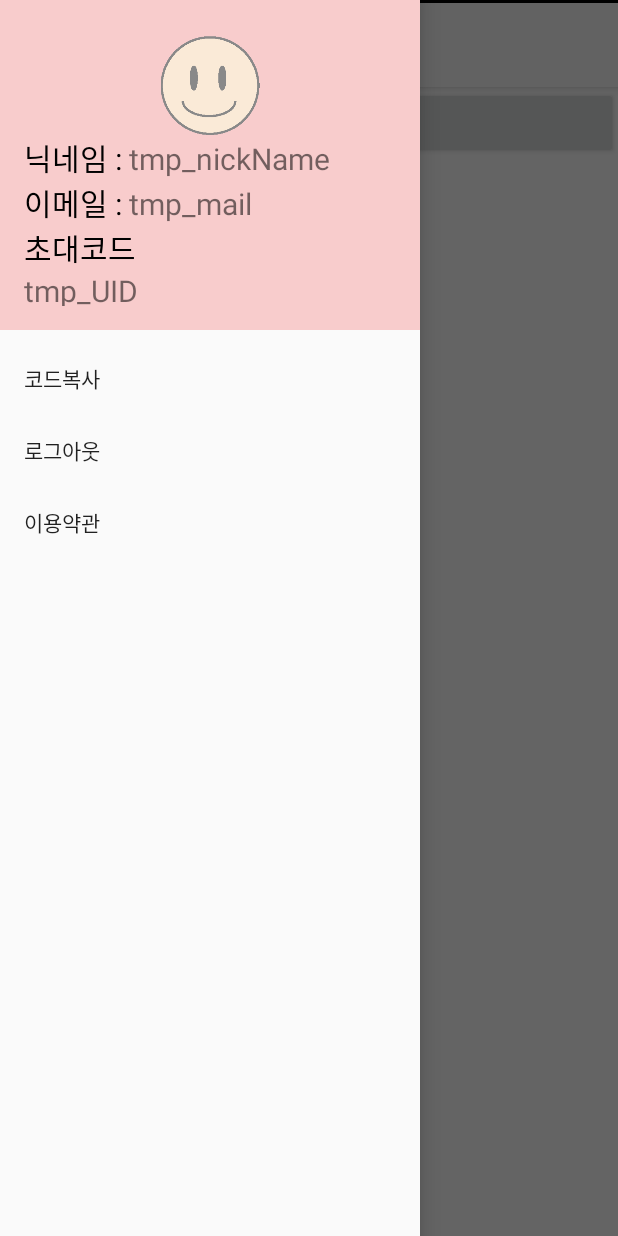
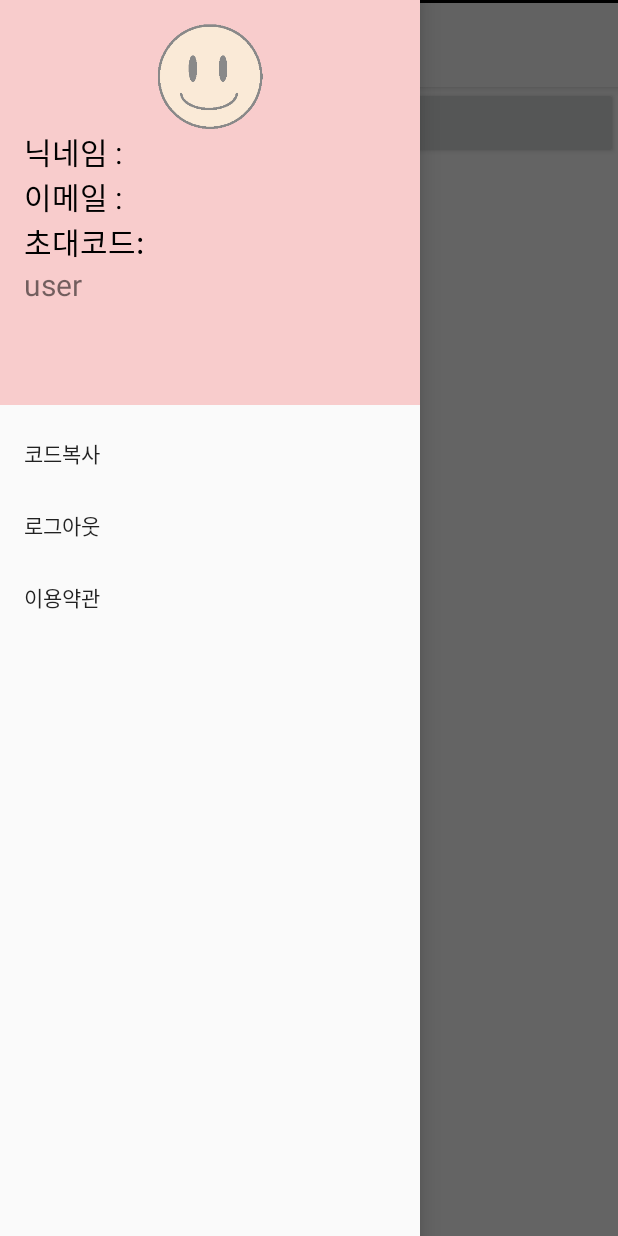
Before and after one commit to pika96/WithDiary, an Android app: the Make_diary_Activity screen opened directly, with no data from a screen before it, with the side drawer open, on a phone screen of 412 x 824 dp. Run offline under Robolectric (Android 15) with nearby library versions, the phone set to English and light mode, and no system bars; our stand-ins replace Firebase (no records; nobody signed in at launch, a user with empty details on screens opened directly); 3 statements that could not run were skipped.

Commit message:
update
1. 헤더에 프로필 데이터 받아옴
2. 코드 복사 누르면 uid 복사 기능 구현
3. 뒤로갈때 강제종료 부분 수정

```diff
--- a/app/src/main/java/com/example/withdiary/Make_diary_Activity.java
+++ b/app/src/main/java/com/example/withdiary/Make_diary_Activity.java
@@ -13,6 +13,8 @@ import androidx.recyclerview.widget.RecyclerView;
 
 
 import android.app.AutomaticZenRule;
+import android.content.ClipData;
+import android.content.ClipboardManager;
 import android.content.Context;
 import android.content.DialogInterface;
 import android.content.Intent;
@@ -204,17 +206,21 @@ public class Make_diary_Activity extends AppCompatActivity {
         getSupportActionBar().setHomeAsUpIndicator( R.drawable.flowermdpi );
         NavigationView navigationView = (NavigationView) findViewById( R.id.nav_view );
         navigationView.bringToFront();
+        //View header = navigationView.getHeaderView(0);
+        View headerView = navigationView.inflateHeaderView( R.layout.userinfo_header );
+        TextView UserInfo_Name = headerView.findViewById( R.id.User_Name );
+        TextView UserInfo_Email = headerView.findViewById( R.id.User_mail );
+        TextView UserInfo_UID = headerView.findViewById( R.id.User_UID );
+        //TextView UserInfo_Name = findViewById(R.id.User_Name);
+        //TextView UserInfo_Email = findViewById(R.id.User_mail);
+        //TextView UserInfo_UID = findViewById(R.id.User_UID);
 
-        //수정 요망
-        TextView UserInfo_Name = findViewById(R.id.User_Name);
-        TextView UserInfo_Email = findViewById(R.id.User_mail);
-        TextView UserInfo_UID = findViewById(R.id.User_UID);
-
-        //UserInfo_Name.setText(firebaseUser.getDisplayName());
-        //UserInfo_Email.setText(Login_ID);
-        //UserInfo_UID.setText(firebaseUser.getUid());
+        UserInfo_Name.setText( firebaseUser.getDisplayName() );
+        UserInfo_Email.setText( Login_ID );
+        UserInfo_UID.setText( firebaseUser.getUid() );
 
         navigationView.setNavigationItemSelectedListener( new NavigationView.OnNavigationItemSelectedListener() {
+
             @Override
             public boolean onNavigationItemSelected(MenuItem menuItem) {
                 menuItem.setChecked( true );
@@ -223,15 +229,18 @@ public class Make_diary_Activity extends AppCompatActivity {
 
 
                 if (id == R.id.action_settings) {
-                    Toast.makeText( context,  " 클립보드에 코드가 복사되었습니다.", Toast.LENGTH_SHORT ).show();
+                    ClipboardManager clipboard = (ClipboardManager) getSystemService( Context.CLIPBOARD_SERVICE );
+                    ClipData clip = ClipData.newPlainText( "UID", firebaseUser.getUid() );
+                    clipboard.setPrimaryClip( clip );
+                    Toast.makeText( context, " 클립보드에 코드가 복사되었습니다.", Toast.LENGTH_SHORT ).show();
 
                 } else if (id == R.id.action_settings2) {
-                    Toast.makeText( context,  " 로그아웃 되었습니다.", Toast.LENGTH_SHORT ).show();
+                    Toast.makeText( context, " 로그아웃 되었습니다.", Toast.LENGTH_SHORT ).show();
                     Intent intent = new Intent( Make_diary_Activity.this, Login.class );
                     startActivity( intent );
 
                 } else if (id == R.id.action_settings3) {
-                    Toast.makeText( context,  " 이용약관은 없는데ㅎ ", Toast.LENGTH_SHORT ).show();
+                    Toast.makeText( context, " 이용약관은 없는데ㅎ ", Toast.LENGTH_SHORT ).show();
 
                 }
 
@@ -321,17 +330,28 @@ public class Make_diary_Activity extends AppCompatActivity {
 
     }
 
+    private long time = 0;
+
+    @Override
+    public void onBackPressed() {
+
+        if (System.currentTimeMillis() - time >= 2000) {
+            time = System.currentTimeMillis();
+            Toast.makeText( getApplicationContext(), "뒤로 버튼을 한번 더 누르면 로그아웃 됩니다.", Toast.LENGTH_SHORT ).show();
+        } else if (System.currentTimeMillis() - time < 2000) {
+            finish();
+
 
         }
+    }
 
+    class MyAdapter extends RecyclerView.Adapter < MyAdapter.ViewHolder > {
 
- class MyAdapter extends RecyclerView.Adapter<MyAdapter.ViewHolder> {
-
-    private ArrayList<String> itemList;
+        private ArrayList < String > itemList;
         private Context context;
         private View.OnClickListener onClickItem;
 
-    public MyAdapter(Context context, ArrayList<String> itemList, View.OnClickListener onClickItem) {
+        public MyAdapter(Context context, ArrayList < String > itemList, View.OnClickListener onClickItem) {
             this.context = context;
             this.itemList = itemList;
             this.onClickItem = onClickItem;
@@ -342,19 +362,18 @@ public class Make_diary_Activity extends AppCompatActivity {
         public ViewHolder onCreateViewHolder(ViewGroup parent, int viewType) {
 
 
-        View view = LayoutInflater.from(context)
-                .inflate(R.layout.make_diary_item, parent, false);
+            View view = LayoutInflater.from( context ).inflate( R.layout.make_diary_item, parent, false );
 
-        return new ViewHolder(view);
+            return new ViewHolder( view );
         }
 
         @Override
         public void onBindViewHolder(ViewHolder holder, int position) {
-        String item = itemList.get(position);
+            String item = itemList.get( position );
 
-        holder.textview.setText(item);
-        holder.textview.setTag(item);
-        holder.textview.setOnClickListener(onClickItem);
+            holder.textview.setText( item );
+            holder.textview.setTag( item );
+            holder.textview.setOnClickListener( onClickItem );
         }
 
         @Override
@@ -368,20 +387,22 @@ public class Make_diary_Activity extends AppCompatActivity {
             public TextView textview;
 
             public ViewHolder(View itemView) {
-            super(itemView);
+                super( itemView );
 
-            textview = itemView.findViewById(R.id.Diary_Title);
+                textview = itemView.findViewById( R.id.Diary_Title );
             }
         }
     }
+
     class MyListDecoration extends RecyclerView.ItemDecoration {
 
         @Override
         public void getItemOffsets(Rect outRect, View view, RecyclerView parent, RecyclerView.State state) {
 
-        if (parent.getChildAdapterPosition(view) != parent.getAdapter().getItemCount() - 1) {
+            if (parent.getChildAdapterPosition( view ) != parent.getAdapter().getItemCount() - 1) {
                 outRect.right = 30;
             }
         }
 
     }
+}
--- a/app/src/main/res/layout/activity_make_diary_.xml
+++ b/app/src/main/res/layout/activity_make_diary_.xml
@@ -17,7 +17,6 @@
         android:layout_height="match_parent"
         android:layout_gravity="start"
         android:fitsSystemWindows="true"
-        app:headerLayout="@layout/userinfo_header"
         app:menu="@menu/menu" />
 
     <LinearLayout
--- a/app/src/main/res/layout/userinfo_header.xml
+++ b/app/src/main/res/layout/userinfo_header.xml
@@ -1,11 +1,13 @@
 <?xml version="1.0" encoding="utf-8"?>
-<LinearLayout
-    xmlns:android="http://schemas.android.com/apk/res/android"
+
+
+<LinearLayout xmlns:android="http://schemas.android.com/apk/res/android"
     xmlns:app="http://schemas.android.com/apk/res-auto"
+    android:id="@+id/user_header"
     android:layout_width="match_parent"
     android:layout_height="@dimen/nav_header_height"
     android:background="@color/babyPink"
-    android:gravity="bottom"
+    android:gravity="center"
     android:orientation="vertical"
     android:paddingLeft="@dimen/activity_horizontal_margin"
     android:paddingTop="@dimen/activity_vertical_margin"
@@ -15,8 +17,7 @@
     <ImageView
         android:id="@+id/smile"
         android:layout_width="match_parent"
-        android:layout_height="74dp"
-        android:paddingTop="@dimen/nav_header_vertical_spacing"
+        android:layout_height="70dp"
         app:srcCompat="@drawable/smile" />
 
     <LinearLayout
@@ -38,8 +39,8 @@
             android:layout_width="wrap_content"
             android:layout_height="wrap_content"
             android:layout_weight="1"
-            android:textSize="20sp"
-            android:text="tmp_nickName" />
+            android:text="tmp_nickName"
+            android:textSize="20sp" />
     </LinearLayout>
 
     <LinearLayout
@@ -60,15 +61,20 @@
             android:layout_width="wrap_content"
             android:layout_height="wrap_content"
             android:layout_weight="1"
-            android:textSize="20sp"
-            android:text="tmp_mail" />
+            android:text="tmp_mail"
+            android:textSize="20sp" />
     </LinearLayout>
+
+    <LinearLayout
+        android:layout_width="match_parent"
+        android:layout_height="match_parent"
+        android:orientation="vertical">
 
         <TextView
             android:id="@+id/UID"
             android:layout_width="wrap_content"
             android:layout_height="wrap_content"
-        android:text="초대코드"
+            android:text="초대코드:"
             android:textColor="@color/Black"
             android:textSize="20sp" />
 
@@ -78,5 +84,6 @@
             android:layout_height="wrap_content"
             android:text="tmp_UID"
             android:textSize="20sp" />
+    </LinearLayout>
 
 </LinearLayout>
--- a/app/src/main/res/values/dimen.xml
+++ b/app/src/main/res/values/dimen.xml
@@ -6,7 +6,7 @@
     <dimen name="activity_horizontal_margin">16dp</dimen>
     <dimen name="activity_vertical_margin">16dp</dimen>
     <dimen name="nav_header_vertical_spacing">8dp</dimen>
-    <dimen name="nav_header_height">220dp</dimen>
+    <dimen name="nav_header_height">270dp</dimen>
     <dimen name="fab_margin">16dp</dimen>
 
 
```
Lines whose indentation alone changed are shown as unchanged.
